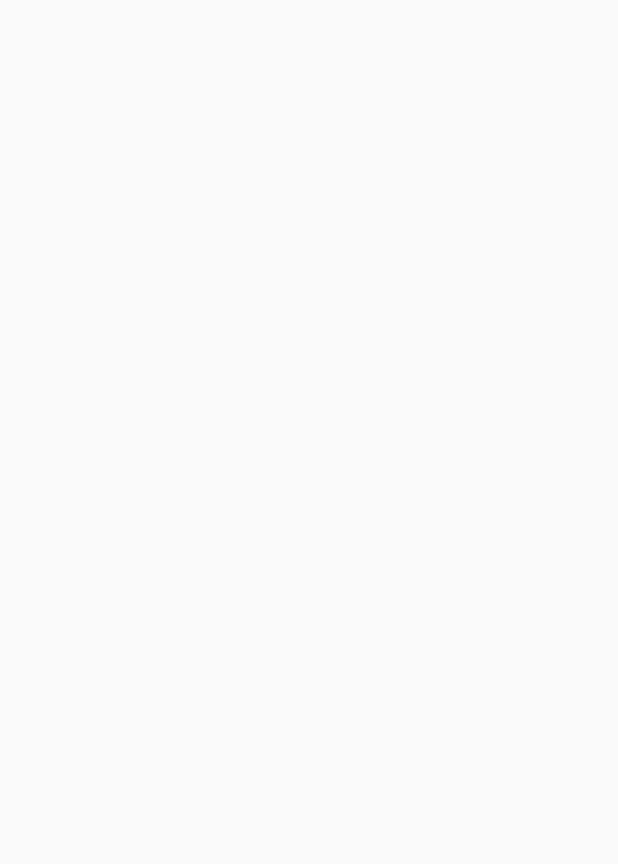
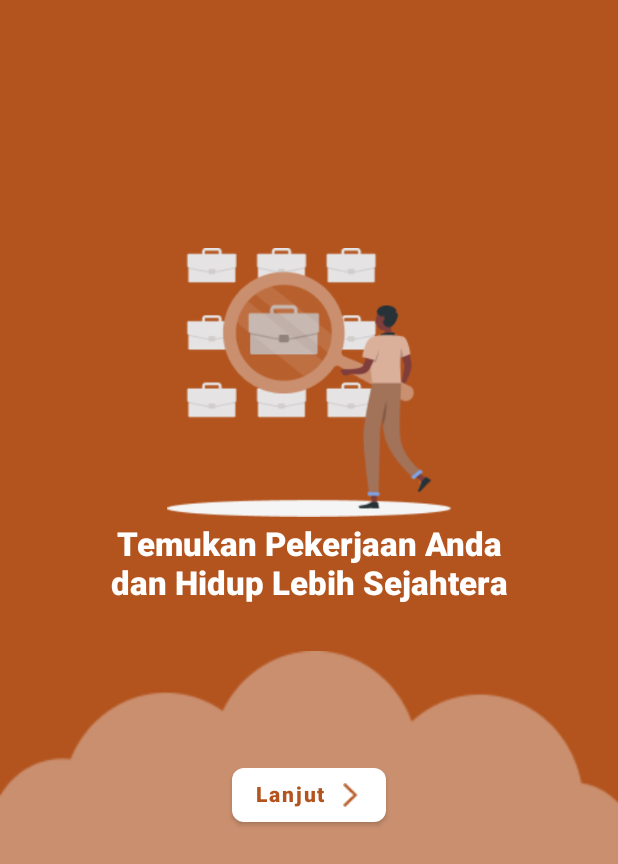
Before and after one commit to fanggadewangga/Kapas, an Android app built with Jetpack Compose: the screen it shows after launch (MainActivity), on a phone screen of 412 x 824 dp. Before the commit the part shown is empty. Shown: the top 864 px of the screen. Run offline under Robolectric (Android 15) with nearby library versions, the phone set to English and light mode, and no system bars; our stand-ins replace Dagger/Hilt's generated code, accompanist.

Commit message:
add: SplashScreen.kt and LandingScreen.kt

```diff
--- a/app/build.gradle
+++ b/app/build.gradle
@@ -51,6 +51,7 @@ android {
 dependencies {
     def nav_version = "2.5.2"
     def camerax_version = "1.2.0-beta01"
+    def accompanist_version = "0.20.3"
 
     implementation 'androidx.core:core-ktx:1.9.0'
     implementation 'androidx.lifecycle:lifecycle-runtime-ktx:2.5.1'
@@ -75,6 +76,15 @@ dependencies {
     // coroutines lifecycle scopes
     implementation "androidx.lifecycle:lifecycle-viewmodel-ktx:2.5.1"
     implementation "androidx.lifecycle:lifecycle-runtime-ktx:2.5.1"
+
+    // accompanist - systemui
+    implementation "com.google.accompanist:accompanist-systemuicontroller:$accompanist_version"
+
+    // accompanist - permissions
+    implementation "com.google.accompanist:accompanist-permissions:$accompanist_version"
+
+    // accompanist - flow layout
+    implementation "com.google.accompanist:accompanist-flowlayout:$accompanist_version"
 
     // retrofit
     implementation 'com.squareup.retrofit2:retrofit:2.9.0'
--- a/app/src/main/AndroidManifest.xml
+++ b/app/src/main/AndroidManifest.xml
@@ -1,8 +1,11 @@
 <?xml version="1.0" encoding="utf-8"?>
 <manifest xmlns:android="http://schemas.android.com/apk/res/android"
-    xmlns:tools="http://schemas.android.com/tools">
+    xmlns:tools="http://schemas.android.com/tools" >
+
+    <uses-permission android:name="android.permission.INTERNET" />
 
     <application
+        android:name=".KapasApplication"
         android:allowBackup="true"
         android:dataExtractionRules="@xml/data_extraction_rules"
         android:fullBackupContent="@xml/backup_rules"
@@ -11,12 +14,12 @@
         android:roundIcon="@mipmap/ic_launcher_round"
         android:supportsRtl="true"
         android:theme="@style/Theme.Kapas"
-        tools:targetApi="31">
+        tools:targetApi="31" >
         <activity
             android:name=".MainActivity"
             android:exported="true"
             android:label="@string/app_name"
-            android:theme="@style/Theme.Kapas">
+            android:theme="@style/Theme.Kapas" >
             <intent-filter>
                 <action android:name="android.intent.action.MAIN" />
 
--- a/app/src/main/java/com/puyo/kapas/MainActivity.kt
+++ b/app/src/main/java/com/puyo/kapas/MainActivity.kt
@@ -3,6 +3,7 @@ package com.puyo.kapas
 import android.os.Bundle
 import androidx.activity.ComponentActivity
 import androidx.activity.compose.setContent
+import com.puyo.kapas.feature_kapas.presentation.util.Navigation
 import dagger.hilt.android.AndroidEntryPoint
 
 @AndroidEntryPoint
@@ -10,6 +11,7 @@ class MainActivity : ComponentActivity() {
     override fun onCreate(savedInstanceState: Bundle?) {
         super.onCreate(savedInstanceState)
         setContent {
+            Navigation()
         }
     }
 }
--- /dev/null
+++ b/app/src/main/java/com/puyo/kapas/feature_kapas/presentation/landing/LandingScreen.kt
@@ -0,0 +1,110 @@
+package com.puyo.kapas.feature_kapas.presentation.landing
+
+import androidx.compose.foundation.Image
+import androidx.compose.foundation.background
+import androidx.compose.foundation.layout.*
+import androidx.compose.foundation.shape.RoundedCornerShape
+import androidx.compose.material.Button
+import androidx.compose.material.ButtonDefaults
+import androidx.compose.material.Surface
+import androidx.compose.material.Text
+import androidx.compose.runtime.Composable
+import androidx.compose.runtime.SideEffect
+import androidx.compose.ui.Alignment
+import androidx.compose.ui.Modifier
+import androidx.compose.ui.graphics.Color
+import androidx.compose.ui.layout.ContentScale
+import androidx.compose.ui.res.painterResource
+import androidx.compose.ui.text.font.FontWeight
+import androidx.compose.ui.text.style.TextAlign
+import androidx.compose.ui.tooling.preview.Preview
+import androidx.compose.ui.unit.dp
+import androidx.compose.ui.unit.sp
+import androidx.navigation.NavController
+import androidx.navigation.compose.rememberNavController
+import com.google.accompanist.systemuicontroller.rememberSystemUiController
+import com.puyo.kapas.R
+import com.puyo.kapas.ui.theme.Orange
+
+@Composable
+fun LandingScreen(navController: NavController) {
+    val systemUiController = rememberSystemUiController()
+
+    SideEffect {
+        systemUiController.setSystemBarsColor(
+            color = Orange
+        )
+    }
+
+    Surface(
+        modifier = Modifier.fillMaxSize()
+    ) {
+
+        Column(
+            horizontalAlignment = Alignment.CenterHorizontally,
+            modifier = Modifier
+                .fillMaxWidth()
+                .background(Orange)
+        ) {
+
+            Spacer(modifier = Modifier.height(160.dp))
+            Image(
+                painter = painterResource(id = R.drawable.jobhunt_landing),
+                contentDescription = "Kapas Logo",
+                modifier = Modifier
+                    .size(190.dp)
+            )
+
+            Text(
+                fontSize = 22.sp,
+                fontWeight = FontWeight.ExtraBold,
+                text = "Temukan Pekerjaan Anda\ndan Hidup Lebih Sejahtera",
+                textAlign = TextAlign.Center,
+                color = Color.White
+            )
+
+            Spacer(modifier = Modifier.height(32.dp))
+            Box(
+                contentAlignment = Alignment.Center,
+                modifier = Modifier
+                    .fillMaxWidth()
+                    .align(Alignment.CenterHorizontally)
+            ) {
+                Image(
+                    painter = painterResource(id = R.drawable.cloud),
+                    contentDescription = "Cloud",
+                    contentScale = ContentScale.FillBounds,
+                    modifier = Modifier
+                        .fillMaxSize()
+                )
+
+                Button(
+                    onClick = {},
+                    colors = ButtonDefaults.buttonColors(backgroundColor = Color.White),
+                    shape = RoundedCornerShape(8.dp),
+                    modifier = Modifier
+                        .align(Alignment.TopCenter)
+                        .padding(top = 72.dp)
+                ) {
+                    Text(
+                        text = "Lanjut",
+                        color = Orange,
+                        fontWeight = FontWeight.ExtraBold
+                    )
+                    Spacer(modifier = Modifier.width(8.dp))
+                    Image(
+                        painter = painterResource(id = R.drawable.arrow_next) ,
+                        modifier = Modifier.size(16.dp),
+                        contentDescription = "Arrow Next")
+                }
+            }
+
+        }
+    }
+}
+
+@Preview
+@Composable
+fun Preview() {
+    LandingScreen(navController = rememberNavController())
+}
--- /dev/null
+++ b/app/src/main/java/com/puyo/kapas/feature_kapas/presentation/splash/SplashScreen.kt
@@ -0,0 +1,92 @@
+package com.puyo.kapas.feature_kapas.presentation.splash
+
+import androidx.compose.foundation.Image
+import androidx.compose.foundation.background
+import androidx.compose.foundation.layout.*
+import androidx.compose.material.Surface
+import androidx.compose.runtime.Composable
+import androidx.compose.runtime.LaunchedEffect
+import androidx.compose.runtime.SideEffect
+import androidx.compose.ui.Alignment
+import androidx.compose.ui.Modifier
+import androidx.compose.ui.res.painterResource
+import androidx.compose.ui.tooling.preview.Preview
+import androidx.compose.ui.unit.dp
+import androidx.navigation.NavController
+import androidx.navigation.compose.rememberNavController
+import com.google.accompanist.systemuicontroller.rememberSystemUiController
+import com.puyo.kapas.R
+import com.puyo.kapas.feature_kapas.presentation.util.Constants.TIME_SPLASH
+import com.puyo.kapas.feature_kapas.presentation.util.Screen
+import com.puyo.kapas.ui.theme.Orange
+import kotlinx.coroutines.delay
+
+@Composable
+fun SplashScreen(navController: NavController) {
+    val systemUiController = rememberSystemUiController()
+
+    SideEffect {
+        systemUiController.setSystemBarsColor(
+            color = Orange
+        )
+    }
+
+    LaunchedEffect(key1 = true) {
+        delay(TIME_SPLASH)
+        navController.navigate(Screen.LandingScreen.route){
+            popUpTo(Screen.SplashScreen.route){
+                inclusive = true
+            }
+        }
+    }
+
+    Surface(
+        modifier = Modifier.fillMaxSize()
+    ) {
+
+        Column(
+            horizontalAlignment = Alignment.CenterHorizontally,
+            modifier = Modifier
+                .fillMaxSize()
+                .background(Orange)
+        ) {
+
+            Spacer(modifier = Modifier.height(160.dp))
+            Image(
+                painter = painterResource(id = R.drawable.logo_kapas),
+                contentDescription = "Kapas Logo",
+                modifier = Modifier
+                    .size(190.dp)
+            )
+
+            Spacer(modifier = Modifier.height(56.dp))
+            Box(
+                contentAlignment = Alignment.BottomCenter,
+                modifier = Modifier
+                    .fillMaxSize()
+                    .align(Alignment.CenterHorizontally)
+            ) {
+                Image(
+                    painter = painterResource(id = R.drawable.cloud),
+                    contentDescription = "Cloud",
+                    modifier = Modifier
+                        .fillMaxSize()
+                )
+
+                Image(
+                    painter = painterResource(id = R.drawable.jobhunt),
+                    contentDescription = "Jobhunt",
+                    modifier = Modifier
+                        .fillMaxSize()
+                        .padding(56.dp)
+                )
+            }
+        }
+    }
+}
+
+@Preview
+@Composable
+fun Preview() {
+    SplashScreen(rememberNavController())
+}
--- /dev/null
+++ b/app/src/main/java/com/puyo/kapas/feature_kapas/presentation/util/Constants.kt
@@ -0,0 +1,5 @@
+package com.puyo.kapas.feature_kapas.presentation.util
+
+object Constants {
+    const val TIME_SPLASH = 1500L
+}
--- /dev/null
+++ b/app/src/main/java/com/puyo/kapas/feature_kapas/presentation/util/Navigation.kt
@@ -0,0 +1,76 @@
+package com.puyo.kapas.feature_kapas.presentation.util
+
+import androidx.compose.runtime.Composable
+import androidx.navigation.compose.NavHost
+import androidx.navigation.compose.composable
+import androidx.navigation.compose.rememberNavController
+import com.puyo.kapas.feature_kapas.presentation.landing.LandingScreen
+import com.puyo.kapas.feature_kapas.presentation.splash.SplashScreen
+
+@Composable
+fun Navigation() {
+    val navController = rememberNavController()
+
+    NavHost(navController = navController, startDestination = Screen.SplashScreen.route ) {
+
+        composable(route = Screen.SplashScreen.route) {
+            SplashScreen(navController = navController)
+        }
+
+        composable(route = Screen.LandingScreen.route) {
+            LandingScreen(navController = navController)
+        }
+
+        composable(route = Screen.LoginScreen.route) {
+
+        }
+
+        composable(route = Screen.SignupScreen.route) {
+
+        }
+
+        composable(route = Screen.CameraScreen.route) {
+
+        }
+
+        composable(route = Screen.CardVerificationScreen.route) {
+
+        }
+
+        composable(Screen.FaceVerificationScreen.route) {
+
+        }
+
+        composable(Screen.IdentityVerificationScreen.route) {
+
+        }
+
+        composable(route = Screen.ConfirmedVerificationScreen.route) {
+
+        }
+
+        composable(route = Screen.HomeScreen.route) {
+
+        }
+
+        composable(route = Screen.JobScreen.route) {
+
+        }
+
+        composable(route = Screen.JobDetailScreen.route) {
+
+        }
+
+        composable(route = Screen.HistoryScreen.route) {
+
+        }
+
+        composable(route = Screen.LeaderboardScreen.route) {
+
+        }
+
+        composable(route = Screen.ProfileScreen.route) {
+
+        }
+    }
+}
--- a/app/src/main/java/com/puyo/kapas/feature_kapas/presentation/util/Screen.kt
+++ b/app/src/main/java/com/puyo/kapas/feature_kapas/presentation/util/Screen.kt
@@ -1,6 +1,6 @@
 package com.puyo.kapas.feature_kapas.presentation.util
 
-sealed class Screen(private val route: String) {
+sealed class Screen(val route: String) {
     object SplashScreen: Screen("splash_screen")
     object LandingScreen: Screen("landing_screen")
 
@@ -18,7 +18,7 @@ sealed class Screen(private val route: String) {
 
     // Job Screen
     object JobScreen: Screen("job_screen")
-    object JodDetailScreen: Screen("job_detail_screen")
+    object JobDetailScreen: Screen("job_detail_screen")
 
     // History
     object HistoryScreen: Screen("history_screen")
--- a/app/src/main/res/values/strings.xml
+++ b/app/src/main/res/values/strings.xml
@@ -1,3 +1,5 @@
 <resources>
     <string name="app_name">Kapas</string>
+    <string name="title_activity_landing_screen">LandingScreen</string>
+    <string name="lanjut">Lanjut</string>
 </resources>
```
Also changed, not shown: app/src/main/res/drawable/arrow_next.png (added), app/src/main/res/drawable/card_verification.png (added), app/src/main/res/drawable/cloud.png (added), app/src/main/res/drawable/email.png (added), app/src/main/res/drawable/jobhunt.png (added), app/src/main/res/drawable/jobhunt_landing.png (added), app/src/main/res/drawable/logo_kapas.png (added), app/src/main/res/drawable/password.png (added).
